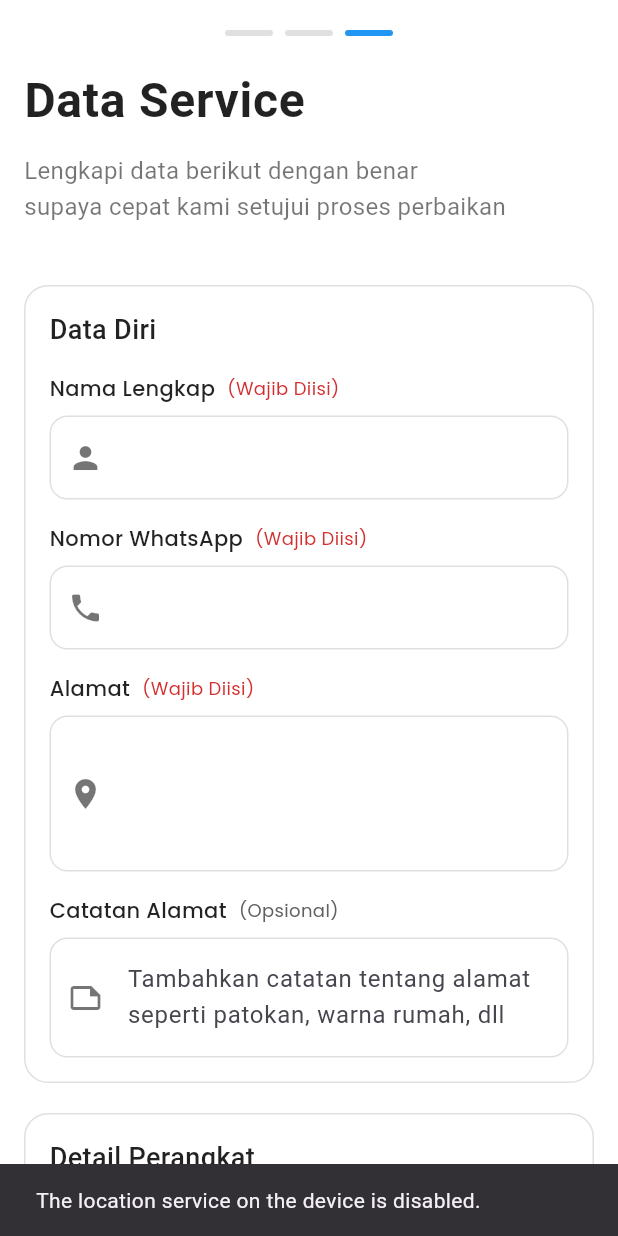
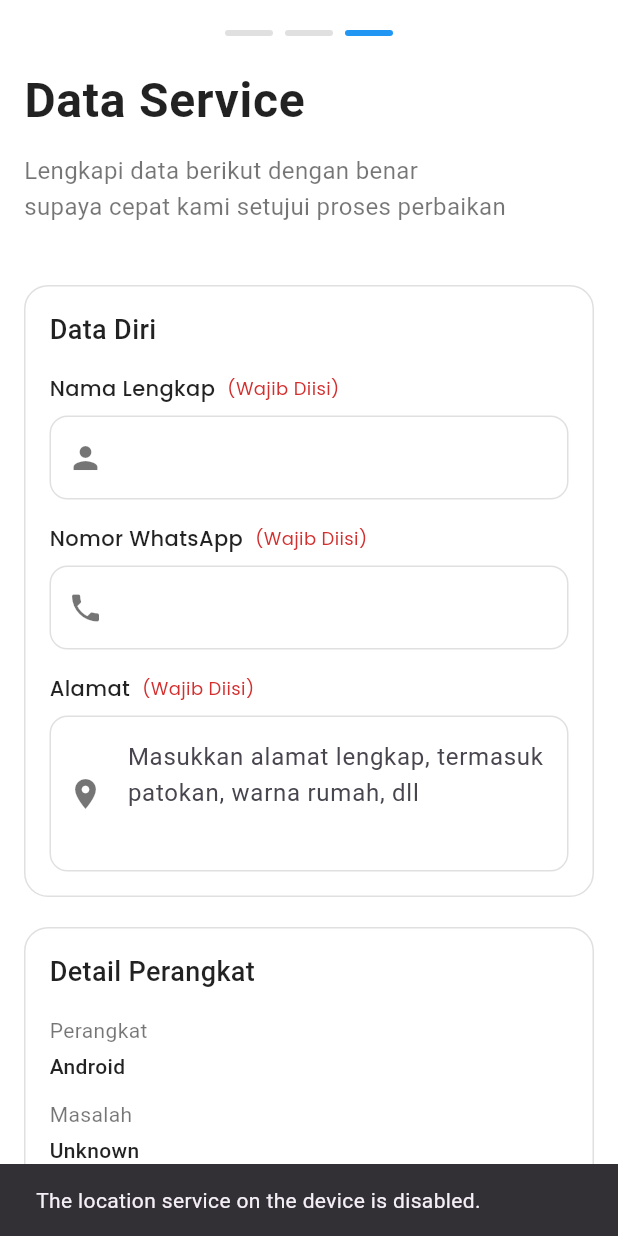
Before and after one commit to ekalliptus/el-services, a Flutter app: the HomePageThree screen opened directly with empty values, on a phone screen of 412 x 824 dp. Run offline on Flutter 3.47's test engine with Material 3 defaults, Android fonts, the phone set to English and light mode, and no system bars; our stand-ins replace awesome_dialog, awesome_notifications, cached_network_image, chewie, equatable, firebase_auth and 17 more; missing offline and left inert: pattern_lock, video_compress; accounts and stored records are empty.

Commit message:
Hapus kontrol alamat catatan dan perbarui logika pengambilan data profil
- Menghapus kontrol _addressNoteController dan menggantinya dengan penggabungan alamat dan catatan alamat yang disimpan.
- Memperbaiki logika penanganan notifikasi saat mengambil data profil untuk memastikan keakuratan kondisi saat ini.

```diff
--- a/lib/features/user/pages/home_page_three.dart
+++ b/lib/features/user/pages/home_page_three.dart
@@ -45,7 +45,6 @@ class _HomePageThreeState extends State<HomePageThree>
   final _modelController = TextEditingController();
   final _descriptionController = TextEditingController();
   final _devicePasswordController = TextEditingController();
-  final _addressNoteController = TextEditingController();
   String? _savedAddressNote;
 
   // FocusNode untuk setiap field
@@ -106,7 +105,6 @@ class _HomePageThreeState extends State<HomePageThree>
     _modelController.dispose();
     _descriptionController.dispose();
     _devicePasswordController.dispose();
-    _addressNoteController.dispose();
 
     // Dispose FocusNode
     _nameFocus.dispose();
@@ -486,7 +484,7 @@ class _HomePageThreeState extends State<HomePageThree>
         pictureFront: _frontImages.isNotEmpty ? _frontImages.first : null,
         pictureBack: _backImages.isNotEmpty ? _backImages.first : null,
         video: _videoPath,
-        addressNote: _addressNoteController.text,
+        addressNote: '',
       );
 
       if (!mounted) return;
@@ -569,6 +567,8 @@ class _HomePageThreeState extends State<HomePageThree>
                   SizedBox(height: 20.0),
                   Expanded(
                     child: SingleChildScrollView(
+                      child: Form(
+                        key: _formKey,
                         child: Column(
                           crossAxisAlignment: CrossAxisAlignment.stretch,
                           children: [
@@ -642,7 +642,8 @@ class _HomePageThreeState extends State<HomePageThree>
                                               color: Colors.red, width: 2),
                                         ),
                                       ),
-                                    items: _availableBrands.map((String brand) {
+                                      items:
+                                          _availableBrands.map((String brand) {
                                         return DropdownMenuItem<String>(
                                           value: brand,
                                           child: Text(brand),
@@ -657,7 +658,8 @@ class _HomePageThreeState extends State<HomePageThree>
                                     SizedBox(height: 12.0),
                                   ],
                                   Column(
-                                  crossAxisAlignment: CrossAxisAlignment.start,
+                                    crossAxisAlignment:
+                                        CrossAxisAlignment.start,
                                     children: [
                                       Row(
                                         children: [
@@ -757,15 +759,18 @@ class _HomePageThreeState extends State<HomePageThree>
                                           'Jelaskan detail kerusakan perangkat Anda',
                                       prefixIcon: Icon(Icons.description),
                                       border: OutlineInputBorder(
-                                      borderRadius: BorderRadius.circular(12.0),
+                                        borderRadius:
+                                            BorderRadius.circular(12.0),
                                       ),
                                       enabledBorder: OutlineInputBorder(
-                                      borderRadius: BorderRadius.circular(12.0),
-                                      borderSide:
-                                          BorderSide(color: Colors.grey[300]!),
+                                        borderRadius:
+                                            BorderRadius.circular(12.0),
+                                        borderSide: BorderSide(
+                                            color: Colors.grey[300]!),
                                       ),
                                       focusedBorder: OutlineInputBorder(
-                                      borderRadius: BorderRadius.circular(12.0),
+                                        borderRadius:
+                                            BorderRadius.circular(12.0),
                                         borderSide:
                                             BorderSide(color: Colors.blue),
                                       ),
@@ -787,7 +792,8 @@ class _HomePageThreeState extends State<HomePageThree>
                                       height: 24.0,
                                       child: CircularProgressIndicator(
                                         strokeWidth: 2.0,
-                                      valueColor: AlwaysStoppedAnimation<Color>(
+                                        valueColor:
+                                            AlwaysStoppedAnimation<Color>(
                                                 Colors.white),
                                       ),
                                     )
@@ -801,8 +807,8 @@ class _HomePageThreeState extends State<HomePageThree>
                                 ),
                               ),
                             ),
-                          SizedBox(height: 20.0),
-                        ],
+                          ],
+                        ),
                       ),
                     ),
                   ),
@@ -1004,6 +1010,8 @@ class _HomePageThreeState extends State<HomePageThree>
                     borderRadius: BorderRadius.circular(12),
                     borderSide: BorderSide(color: Colors.blue),
                   ),
+                  hintText:
+                      'Masukkan alamat lengkap, termasuk patokan, warna rumah, dll',
                 ),
                 validator: (value) {
                   if (value == null || value.isEmpty) {
@@ -1018,69 +1026,13 @@ class _HomePageThreeState extends State<HomePageThree>
                   title: 'Gunakan data tersimpan',
                   onTap: () {
                     setState(() {
-                      _addressController.text = _savedAddress!;
-                    });
-                  },
-                ),
-              ],
-            ],
-          ),
-          SizedBox(height: 16),
-          // Catatan Alamat
-          Column(
-            crossAxisAlignment: CrossAxisAlignment.start,
-            children: [
-              Row(
-                children: [
-                  Text(
-                    'Catatan Alamat',
-                    style: GoogleFonts.poppins(
-                      fontSize: 14,
-                      fontWeight: FontWeight.w500,
-                      color: Colors.black87,
-                    ),
-                  ),
-                  SizedBox(width: 8),
-                  Text(
-                    "(Opsional)",
-                    style: GoogleFonts.poppins(
-                      fontSize: 12,
-                      fontWeight: FontWeight.w400,
-                      color: Colors.grey[700],
-                    ),
-                  ),
-                ],
-              ),
-              SizedBox(height: 8),
-              TextFormField(
-                controller: _addressNoteController,
-                keyboardType: TextInputType.multiline,
-                maxLines: 2,
-                decoration: InputDecoration(
-                  hintText:
-                      'Tambahkan catatan tentang alamat seperti patokan, warna rumah, dll',
-                  prefixIcon: Icon(Icons.note_outlined),
-                  border: OutlineInputBorder(
-                    borderRadius: BorderRadius.circular(12.0),
-                  ),
-                  enabledBorder: OutlineInputBorder(
-                    borderRadius: BorderRadius.circular(12.0),
-                    borderSide: BorderSide(color: Colors.grey[300]!),
-                  ),
-                  focusedBorder: OutlineInputBorder(
-                    borderRadius: BorderRadius.circular(12.0),
-                    borderSide: BorderSide(color: Colors.blue),
-                  ),
-                ),
-              ),
+                      String address = _savedAddress!;
+                      // Gabungkan address dan address_note jika tersedia
                       if (_savedAddressNote != null &&
-                  _savedAddressNote!.isNotEmpty) ...[
-                SizedBox(height: 8),
-                _buildSuggestButton(
-                  title: 'Gunakan data tersimpan',
-                  onTap: () {
-                    setState(() {
-                      _addressNoteController.text = _savedAddressNote!;
+                          _savedAddressNote!.isNotEmpty) {
+                        address += '\n\nCatatan: ${_savedAddressNote!}';
+                      }
+                      _addressController.text = address;
                     });
                   },
                 ),
@@ -1315,106 +1267,6 @@ class _HomePageThreeState extends State<HomePageThree>
                 onPressed: () => _showMediaSourceDialog('damage'),
                 icon: Icon(Icons.add_a_photo),
                 label: Text('Tambah Foto Kerusakan'),
-                style: ElevatedButton.styleFrom(
-                  padding: EdgeInsets.symmetric(
-                    horizontal: 16.0,
-                    vertical: 8.0,
-                  ),
-                  shape: RoundedRectangleBorder(
-                    borderRadius: BorderRadius.circular(8.0),
-                  ),
-                ),
-              ),
-            ],
-          ),
-          SizedBox(height: 16),
-          // Foto Tampak Depan
-          Column(
-            crossAxisAlignment: CrossAxisAlignment.start,
-            children: [
-              Text(
-                'Foto Tampak Depan',
-                style: GoogleFonts.poppins(
-                  fontWeight: FontWeight.w500,
-                  fontSize: 14,
-                  color: Colors.grey[700],
-                ),
-              ),
-              SizedBox(height: 8),
-              if (_frontImages.isEmpty)
-                Center(
-                  child: Column(
-                    children: [
-                      Icon(
-                        Icons.photo_library,
-                        size: 48.0,
-                        color: Colors.black54,
-                      ),
-                      SizedBox(height: 8.0),
-                      Text(
-                        'Belum ada foto tampak depan',
-                        style: TextStyle(
-                          color: Colors.black54,
-                          fontSize: 16.0,
-                        ),
-                      ),
-                    ],
-                  ),
-                )
-              else
-                GridView.builder(
-                  shrinkWrap: true,
-                  physics: NeverScrollableScrollPhysics(),
-                  gridDelegate: SliverGridDelegateWithFixedCrossAxisCount(
-                    crossAxisCount: 3,
-                    crossAxisSpacing: 8,
-                    mainAxisSpacing: 8,
-                  ),
-                  itemCount: _frontImages.length,
-                  itemBuilder: (context, index) {
-                    return Stack(
-                      children: <Widget>[
-                        Container(
-                          decoration: BoxDecoration(
-                            borderRadius: BorderRadius.circular(8),
-                            image: DecorationImage(
-                              image: FileImage(File(_frontImages[index])),
-                              fit: BoxFit.cover,
-                            ),
-                          ),
-                        ),
-                        Positioned(
-                          top: 4,
-                          right: 4,
-                          child: InkWell(
-                            onTap: () {
-                              setState(() {
-                                _frontImages.removeAt(index);
-                              });
-                            },
-                            child: Container(
-                              padding: EdgeInsets.all(4),
-                              decoration: BoxDecoration(
-                                color: Colors.black54,
-                                shape: BoxShape.circle,
-                              ),
-                              child: Icon(
-                                Icons.close,
-                                color: Colors.white,
-                                size: 16,
-                              ),
-                            ),
-                          ),
-                        ),
-                      ],
-                    );
-                  },
-                ),
-              SizedBox(height: 8),
-              ElevatedButton.icon(
-                onPressed: () => _showMediaSourceDialog('front'),
-                icon: Icon(Icons.add_a_photo),
-                label: Text('Tambah Foto Tampak Depan'),
                 style: ElevatedButton.styleFrom(
                   padding: EdgeInsets.symmetric(
                     horizontal: 16.0,
@@ -1991,15 +1843,6 @@ class _HomePageThreeState extends State<HomePageThree>
                       ),
                     ),
                   ),
-                  TextButton(
-                    onPressed: _showPatternLockDialog,
-                    child: Text(
-                      'Ubah',
-                      style: GoogleFonts.poppins(
-                        color: Colors.blue,
-                      ),
-                    ),
-                  ),
                 ],
               ),
             ),
--- a/lib/features/user/pages/service_form_page.dart
+++ b/lib/features/user/pages/service_form_page.dart
@@ -78,14 +78,14 @@ class _ServiceFormPageState extends State<ServiceFormPage> {
         });
 
         // Tampilkan notifikasi hanya jika fungsi dipanggil dari tombol (bukan initState)
-        if (ModalRoute.of(context)?.isCurrent == true) {
+        if (ModalRoute.of(context)?.isCurrent ?? false) {
           ScaffoldMessenger.of(context).showSnackBar(
             SnackBar(content: Text('Data berhasil diambil dari profil')),
           );
         }
       }
     } catch (e) {
-      if (mounted && ModalRoute.of(context)?.isCurrent == true) {
+      if (mounted && ModalRoute.of(context)!.isCurrent) {
         ScaffoldMessenger.of(context).showSnackBar(
           SnackBar(
               content: Text('Gagal mengambil data profil: ${e.toString()}')),
```
Lines whose indentation alone changed are shown as unchanged.
